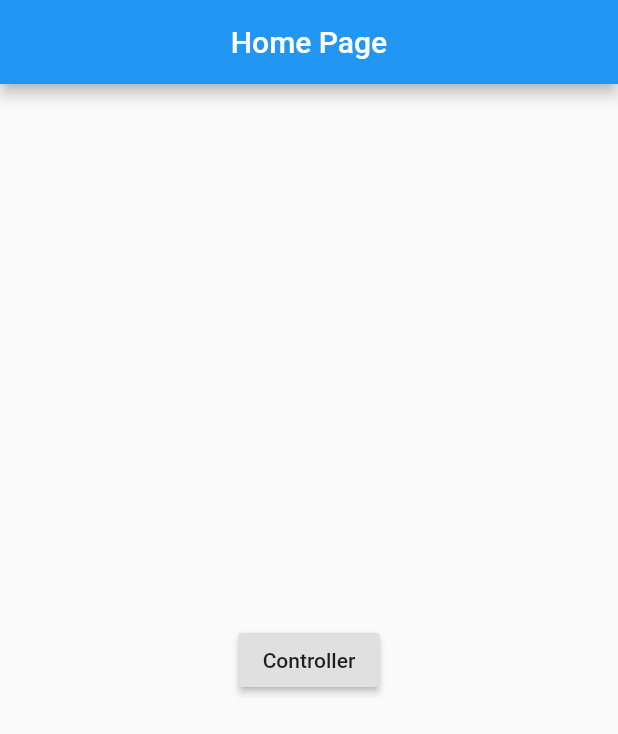
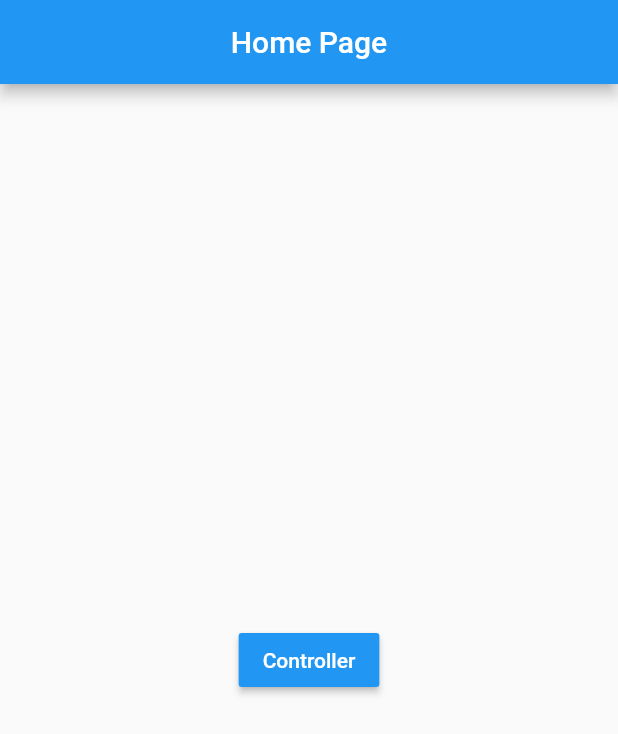
Before and after one commit to Abi2737/BluetoothCarController, a Flutter app: the screen it shows after launch, on a phone screen of 412 x 824 dp. Shown: the top 734 px of the screen. Run offline on Flutter 3.47's test engine with Material 2 defaults, Android fonts, the phone set to English and light mode, and no system bars; our stand-ins replace flutter_xlider.

```diff
--- a/lib/pages/HomePage.dart
+++ b/lib/pages/HomePage.dart
@@ -22,6 +22,8 @@ class _HomePageState extends State<HomePage> {
             children: <Widget>[
               RaisedButton(
                 child: const Text('Controller'),
+                color: Colors.blue,
+                textColor: Colors.white,
                 onPressed: () {
                   Navigator.of(context).push(MaterialPageRoute(
                       builder: (context) => ControllerPage()));
--- a/pubspec.yaml
+++ b/pubspec.yaml
@@ -24,6 +24,7 @@ dependencies:
   flutter:
     sdk: flutter
   flutter_xlider: ^3.4.0
+  flutter_blue: ^0.7.2
 
 
   # The following adds the Cupertino Icons font to your application.
```
Also changed, not shown: pubspec.lock, 2 other files.
